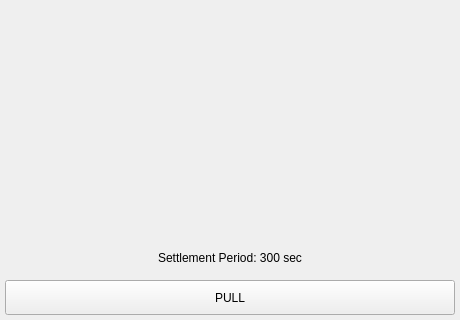
First picture: the form in BlockSettleUILib/ChatUI/OTCShieldWidgets/PullOwnOTCRequestWidget.ui, repository BlockSettle/terminal, before the edit; both pictures show x 0 to 460 and y 404 to 724 of the 460 by 724 pixel window.
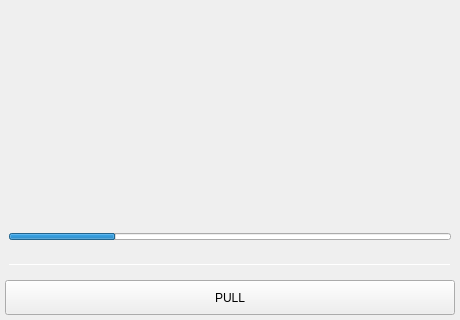
Second picture: the form after the edit.

```diff
--- a/BlockSettleUILib/ChatUI/OTCShieldWidgets/PullOwnOTCRequestWidget.ui
+++ b/BlockSettleUILib/ChatUI/OTCShieldWidgets/PullOwnOTCRequestWidget.ui
@@ -13,7 +13,7 @@
   <property name="windowTitle">
    <string>Form</string>
   </property>
-  <layout class="QVBoxLayout" name="verticalLayout_4">
+  <layout class="QVBoxLayout" name="verticalLayout_5">
    <property name="spacing">
     <number>5</number>
    </property>
@@ -92,6 +92,9 @@
         <property name="title">
          <string>OTC DETAILS</string>
         </property>
+        <property name="wellGroupBoxWithButtonBar" stdset="0">
+         <bool>true</bool>
+        </property>
         <layout class="QVBoxLayout" name="verticalLayout_2">
          <property name="spacing">
           <number>5</number>
@@ -320,6 +323,15 @@
     </widget>
    </item>
    <item>
+    <widget class="QWidget" name="timeLeftWidget" native="true">
+     <layout class="QVBoxLayout" name="verticalLayout_4">
+      <property name="spacing">
+       <number>5</number>
+      </property>
+      <property name="bottomMargin">
+       <number>5</number>
+      </property>
+      <item>
     <spacer name="verticalSpacer">
      <property name="orientation">
       <enum>Qt::Vertical</enum>
@@ -333,33 +345,62 @@
     </spacer>
    </item>
    <item>
-    <widget class="QWidget" name="widgetNote" native="true">
-     <layout class="QHBoxLayout" name="horizontalLayout_9">
-      <property name="spacing">
-       <number>5</number>
-      </property>
-      <property name="leftMargin">
-       <number>5</number>
-      </property>
-      <property name="topMargin">
-       <number>5</number>
-      </property>
-      <property name="rightMargin">
-       <number>5</number>
-      </property>
-      <property name="bottomMargin">
-       <number>5</number>
-      </property>
+       <widget class="QProgressBar" name="progressBarTimeLeft">
+        <property name="minimumSize">
+         <size>
+          <width>0</width>
+          <height>7</height>
+         </size>
+        </property>
+        <property name="maximumSize">
+         <size>
+          <width>16777215</width>
+          <height>7</height>
+         </size>
+        </property>
+        <property name="value">
+         <number>24</number>
+        </property>
+        <property name="alignment">
+         <set>Qt::AlignBottom|Qt::AlignRight|Qt::AlignTrailing</set>
+        </property>
+        <property name="textVisible">
+         <bool>false</bool>
+        </property>
+        <property name="invertedAppearance">
+         <bool>false</bool>
+        </property>
+       </widget>
+      </item>
       <item>
-       <widget class="QLabel" name="label_9">
+       <widget class="QLabel" name="labelTimeLeft">
         <property name="text">
-         <string>Settlement Period: 300 sec</string>
+         <string/>
         </property>
         <property name="alignment">
          <set>Qt::AlignCenter</set>
         </property>
        </widget>
       </item>
+      <item>
+       <widget class="Line" name="line">
+        <property name="minimumSize">
+         <size>
+          <width>0</width>
+          <height>1</height>
+         </size>
+        </property>
+        <property name="maximumSize">
+         <size>
+          <width>16777215</width>
+          <height>1</height>
+         </size>
+        </property>
+        <property name="orientation">
+         <enum>Qt::Horizontal</enum>
+        </property>
+       </widget>
+      </item>
      </layout>
     </widget>
    </item>
```
Lines whose indentation alone changed are shown as unchanged.
